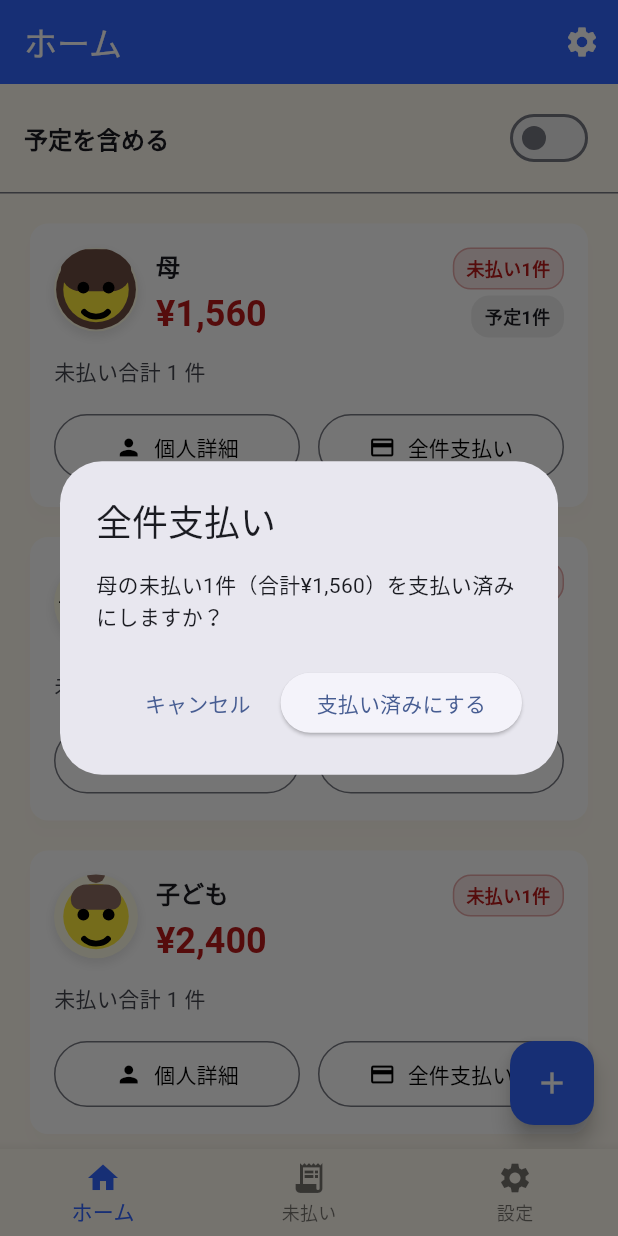
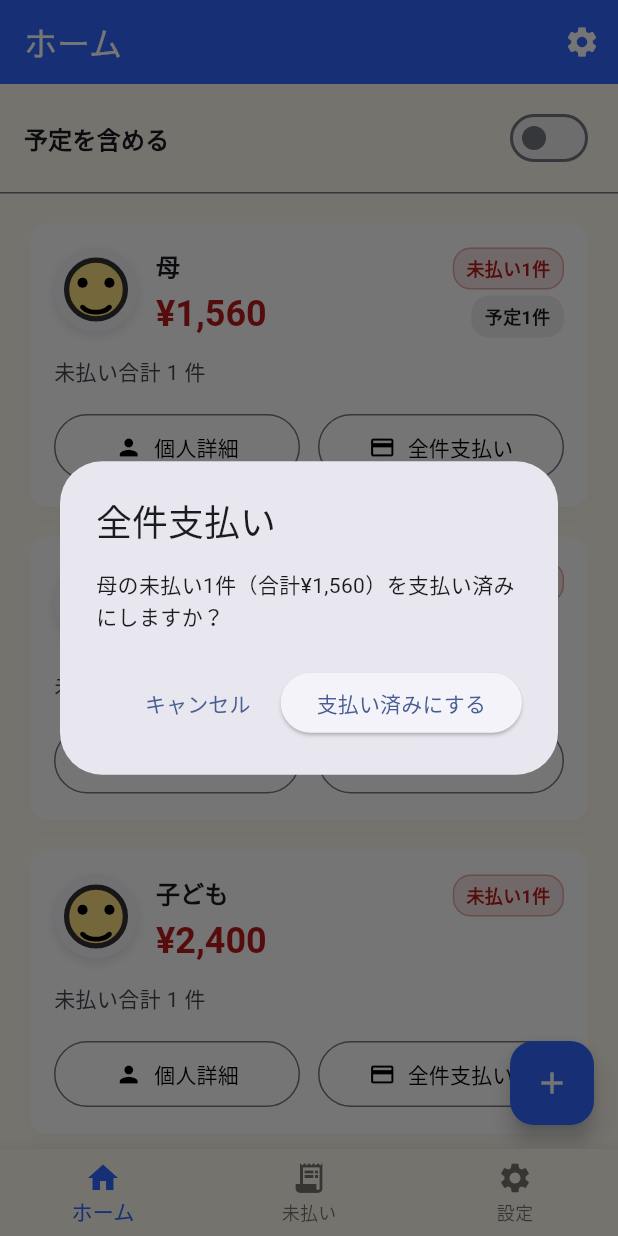
Before and after one commit to N-plus/PaymentCalendar, a Flutter app: the screen it shows after launch, after a tap on "全件支払い", on a phone screen of 412 x 824 dp. Run offline on Flutter 3.47's test engine with Material 3 defaults, Android fonts, the phone set to English and light mode, and no system bars; our stand-ins replace flutter_local_notifications, flutter_riverpod, image_picker, timezone.

Commit message:
Refactor preset person avatars to a flat custom painter

```diff
--- a/lib/widgets/person_avatar.dart
+++ b/lib/widgets/person_avatar.dart
@@ -5,9 +5,8 @@ import 'package:flutter/material.dart';
 import 'package:characters/characters.dart';
 
 import '../models/person.dart';
-import '../utils/color_utils.dart';
 
-const Color kPersonAvatarBackgroundColor = Color(0xFFEEEEEE);
+const Color kPersonAvatarBackgroundColor = Color(0xFFF7F7FA);
 
 class PersonAvatar extends StatelessWidget {
   const PersonAvatar({
@@ -110,7 +109,11 @@ class PersonAvatar extends StatelessWidget {
       return null;
     }
 
-    return _PresetPersonAvatar(type: type, size: size);
+    return _PresetPersonAvatar(
+      type: type,
+      size: size,
+      backgroundColor: backgroundColor,
+    );
   }
 }
 
@@ -132,321 +135,126 @@ class _PresetPersonAvatar extends StatelessWidget {
   const _PresetPersonAvatar({
     required this.type,
     required this.size,
+    this.backgroundColor,
   });
 
   final _PresetAvatarType type;
   final double size;
-
-  static const Color _faceColor = Color(0xFFFFEB3B);
-  static const Color _backgroundColor = Color(0xFFFFFDE7);
-
-  Color get _hairColor {
-    switch (type) {
-      case _PresetAvatarType.child:
-        return const Color(0xFF8D6E63);
-      case _PresetAvatarType.mother:
-        return const Color(0xFF6D4C41);
-      case _PresetAvatarType.father:
-        return const Color(0xFF4E342E);
-    }
-  }
+  final Color? backgroundColor;
 
   @override
   Widget build(BuildContext context) {
-    final List<Widget> hairBehind = _buildHairBehind();
-    final List<Widget> hairFront = _buildHairFront();
-
-    final double faceSize = size * 0.78;
-    final List<Widget> features = [
-      Align(
-        alignment: const Alignment(-0.35, -0.05),
-        child: _buildEye(),
-      ),
-      Align(
-        alignment: const Alignment(0.35, -0.05),
-        child: _buildEye(),
-      ),
-      Align(
-        alignment: const Alignment(0, 0.38),
-        child: SizedBox(
-          width: size * 0.32,
-          height: size * 0.2,
-          child: CustomPaint(
-            painter: _SmilePainter(
-              color: Colors.black,
-              strokeWidth: size * 0.07,
-            ),
-          ),
-        ),
-      ),
-    ];
-
-    final List<Widget> accessories = _buildAccessories();
+    switch (type) {
+      case _PresetAvatarType.child:
+      case _PresetAvatarType.mother:
+      case _PresetAvatarType.father:
+        break;
+    }
 
     return SizedBox(
       width: size,
       height: size,
-      child: ClipOval(
-        child: Container(
-          color: _backgroundColor,
-          child: Stack(
-            clipBehavior: Clip.none,
-            alignment: Alignment.center,
-            children: [
-              ...hairBehind,
-              Align(
-                alignment: Alignment.center,
-                child: Container(
-                  width: faceSize,
-                  height: faceSize,
-                  decoration: const BoxDecoration(
-                    color: _faceColor,
-                    shape: BoxShape.circle,
-                  ),
-                ),
-              ),
-              ...hairFront,
-              ...accessories,
-              ...features,
-            ],
-          ),
+      child: CustomPaint(
+        painter: _AvatarPainter(
+          backgroundColor:
+              backgroundColor ?? _AvatarPainter.kDefaultBackgroundColor,
         ),
-      ),
-    );
-  }
-
-  List<Widget> _buildHairBehind() {
-    if (type != _PresetAvatarType.mother) {
-      return const [];
-    }
-
-    return [
-      Align(
-        alignment: Alignment.center,
-        child: Container(
-          width: size * 0.95,
-          height: size * 0.95,
-          decoration: BoxDecoration(
-            color: _hairColor,
-            borderRadius: BorderRadius.circular(size * 0.6),
-          ),
-        ),
-      ),
-    ];
-  }
-
-  List<Widget> _buildHairFront() {
-    switch (type) {
-      case _PresetAvatarType.child:
-        return [
-          Align(
-            alignment: Alignment.topCenter,
-            child: Container(
-              margin: EdgeInsets.only(top: size * 0.12),
-              width: size * 0.6,
-              height: size * 0.3,
-              decoration: BoxDecoration(
-                color: _hairColor,
-                borderRadius: BorderRadius.only(
-                  bottomLeft: Radius.circular(size * 0.32),
-                  bottomRight: Radius.circular(size * 0.32),
-                  topLeft: Radius.circular(size * 0.5),
-                  topRight: Radius.circular(size * 0.5),
-                ),
-              ),
-            ),
-          ),
-          Align(
-            alignment: Alignment.topCenter,
-            child: Transform.translate(
-              offset: Offset(0, -size * 0.18),
-              child: Container(
-                width: size * 0.22,
-                height: size * 0.28,
-                decoration: BoxDecoration(
-                  color: _hairColor,
-                  borderRadius: BorderRadius.circular(size * 0.2),
-                ),
-              ),
-            ),
-          ),
-        ];
-      case _PresetAvatarType.mother:
-        return [
-          Align(
-            alignment: Alignment.topCenter,
-            child: Container(
-              margin: EdgeInsets.only(top: size * 0.02),
-              width: size * 0.84,
-              height: size * 0.5,
-              decoration: BoxDecoration(
-                color: _hairColor,
-                borderRadius: BorderRadius.only(
-                  bottomLeft: Radius.circular(size * 0.4),
-                  bottomRight: Radius.circular(size * 0.4),
-                  topLeft: Radius.circular(size * 0.45),
-                  topRight: Radius.circular(size * 0.45),
-                ),
-              ),
-            ),
-          ),
-        ];
-      case _PresetAvatarType.father:
-        return [
-          Align(
-            alignment: Alignment.topCenter,
-            child: Container(
-              margin: EdgeInsets.only(top: size * 0.08),
-              width: size * 0.78,
-              height: size * 0.34,
-              decoration: BoxDecoration(
-                color: _hairColor,
-                borderRadius: BorderRadius.only(
-                  bottomLeft: Radius.circular(size * 0.35),
-                  bottomRight: Radius.circular(size * 0.35),
-                  topLeft: Radius.circular(size * 0.45),
-                  topRight: Radius.circular(size * 0.45),
-                ),
-              ),
-            ),
-          ),
-          Align(
-            alignment: const Alignment(-0.7, -0.2),
-            child: Container(
-              width: size * 0.22,
-              height: size * 0.16,
-              decoration: BoxDecoration(
-                color: _hairColor,
-                borderRadius: BorderRadius.circular(size * 0.12),
-              ),
-            ),
-          ),
-          Align(
-            alignment: const Alignment(0.7, -0.2),
-            child: Container(
-              width: size * 0.22,
-              height: size * 0.16,
-              decoration: BoxDecoration(
-                color: _hairColor,
-                borderRadius: BorderRadius.circular(size * 0.12),
-              ),
-            ),
-          ),
-        ];
-    }
-  }
-
-  List<Widget> _buildAccessories() {
-    if (type != _PresetAvatarType.father) {
-      return const [];
-    }
-
-    final double lensSize = size * 0.32;
-    final double bridgeHeight = size * 0.02;
-
-    return [
-      Align(
-        alignment: const Alignment(-0.35, -0.02),
-        child: Container(
-          width: lensSize,
-          height: lensSize,
-          decoration: BoxDecoration(
-            shape: BoxShape.circle,
-            border: Border.all(
-              color: Colors.black,
-              width: size * 0.05,
-            ),
-          ),
-        ),
-      ),
-      Align(
-        alignment: const Alignment(0.35, -0.02),
-        child: Container(
-          width: lensSize,
-          height: lensSize,
-          decoration: BoxDecoration(
-            shape: BoxShape.circle,
-            border: Border.all(
-              color: Colors.black,
-              width: size * 0.05,
-            ),
-          ),
-        ),
-      ),
-      Align(
-        alignment: Alignment.center,
-        child: Container(
-          width: size * 0.14,
-          height: bridgeHeight,
-          color: Colors.black,
-        ),
-      ),
-      Align(
-        alignment: const Alignment(-0.85, -0.02),
-        child: Container(
-          width: size * 0.18,
-          height: bridgeHeight,
-          color: Colors.black,
-        ),
-      ),
-      Align(
-        alignment: const Alignment(0.85, -0.02),
-        child: Container(
-          width: size * 0.18,
-          height: bridgeHeight,
-          color: Colors.black,
-        ),
-      ),
-    ];
-  }
-
-  Widget _buildEye() {
-    return Container(
-      width: size * 0.14,
-      height: size * 0.14,
-      decoration: const BoxDecoration(
-        color: Colors.black,
-        shape: BoxShape.circle,
       ),
     );
   }
 }
 
-class _SmilePainter extends CustomPainter {
-  const _SmilePainter({
-    required this.color,
-    required this.strokeWidth,
-  });
+class _AvatarPainter extends CustomPainter {
+  const _AvatarPainter({required this.backgroundColor});
 
-  final Color color;
-  final double strokeWidth;
+  final Color backgroundColor;
+
+  static const Color kDefaultBackgroundColor = Color(0xFFF7F7FA);
+  static const Color _faceColor = Color(0xFFFFE082);
+  static const Color _outlineColor = Color(0xFF333333);
+  static const Color _eyeColor = Color(0xFF000000);
+  static const Color _mouthColor = Color(0xFF000000);
+
+  static const double _faceDiameterFactor = 0.7;
+  static const double _faceStrokeFactor = 2 / 32;
+  static const double _eyeDiameterFactor = 0.12;
+  static const double _eyeOffsetXFactor = 0.16;
+  static const double _eyeOffsetYFactor = 0.08;
+  static const double _mouthWidthFactor = 0.36;
+  static const double _mouthHeightFactor = 0.22;
+  static const double _mouthOffsetYFactor = 0.16;
+  static const double _mouthStrokeFactor = 1.8 / 32;
 
   @override
   void paint(Canvas canvas, Size size) {
-    final Paint paint = Paint()
-      ..color = color
+    final double dimension = math.min(size.width, size.height);
+    final Offset center = Offset(size.width / 2, size.height / 2);
+
+    final Paint backgroundPaint = Paint()
+      ..color = backgroundColor
+      ..style = PaintingStyle.fill
+      ..isAntiAlias = true;
+    canvas.drawCircle(center, dimension / 2, backgroundPaint);
+
+    final double faceDiameter = dimension * _faceDiameterFactor;
+    final double faceRadius = faceDiameter / 2;
+
+    final Paint facePaint = Paint()
+      ..color = _faceColor
+      ..style = PaintingStyle.fill
+      ..isAntiAlias = true;
+    canvas.drawCircle(center, faceRadius, facePaint);
+
+    final Paint outlinePaint = Paint()
+      ..color = _outlineColor
       ..style = PaintingStyle.stroke
-      ..strokeWidth = strokeWidth
-      ..strokeCap = StrokeCap.round;
+      ..strokeWidth = dimension * _faceStrokeFactor
+      ..strokeCap = StrokeCap.round
+      ..isAntiAlias = true;
+    canvas.drawCircle(center, faceRadius, outlinePaint);
 
-    final Rect rect = Rect.fromLTWH(
-      0,
-      strokeWidth,
-      size.width,
-      size.height,
+    final Paint featurePaint = Paint()
+      ..color = _eyeColor
+      ..style = PaintingStyle.fill
+      ..isAntiAlias = true;
+    final double eyeRadius = (dimension * _eyeDiameterFactor) / 2;
+    final double eyeOffsetX = dimension * _eyeOffsetXFactor;
+    final double eyeOffsetY = dimension * _eyeOffsetYFactor;
+
+    canvas.drawCircle(
+      center.translate(-eyeOffsetX, -eyeOffsetY),
+      eyeRadius,
+      featurePaint,
+    );
+    canvas.drawCircle(
+      center.translate(eyeOffsetX, -eyeOffsetY),
+      eyeRadius,
+      featurePaint,
     );
 
+    final Rect mouthRect = Rect.fromCenter(
+      center: center.translate(0, dimension * _mouthOffsetYFactor),
+      width: dimension * _mouthWidthFactor,
+      height: dimension * _mouthHeightFactor,
+    );
+    final Paint mouthPaint = Paint()
+      ..color = _mouthColor
+      ..style = PaintingStyle.stroke
+      ..strokeWidth = dimension * _mouthStrokeFactor
+      ..strokeCap = StrokeCap.round
+      ..isAntiAlias = true;
+
     canvas.drawArc(
-      rect,
+      mouthRect,
       math.pi * 0.15,
       math.pi - (math.pi * 0.3),
       false,
-      paint,
+      mouthPaint,
     );
   }
 
   @override
-  bool shouldRepaint(covariant _SmilePainter oldDelegate) {
-    return color != oldDelegate.color || strokeWidth != oldDelegate.strokeWidth;
+  bool shouldRepaint(covariant _AvatarPainter oldDelegate) {
+    return backgroundColor != oldDelegate.backgroundColor;
   }
 }
```
